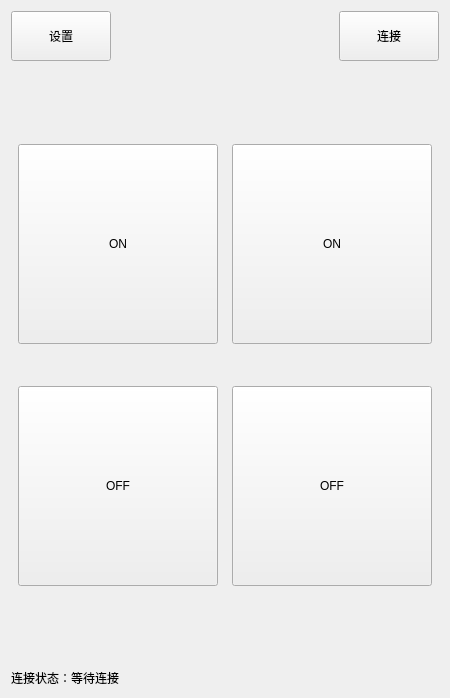
Above: widget.ui from zztlvmyx1314/ControlAPP before the change. Below: the same form after it.
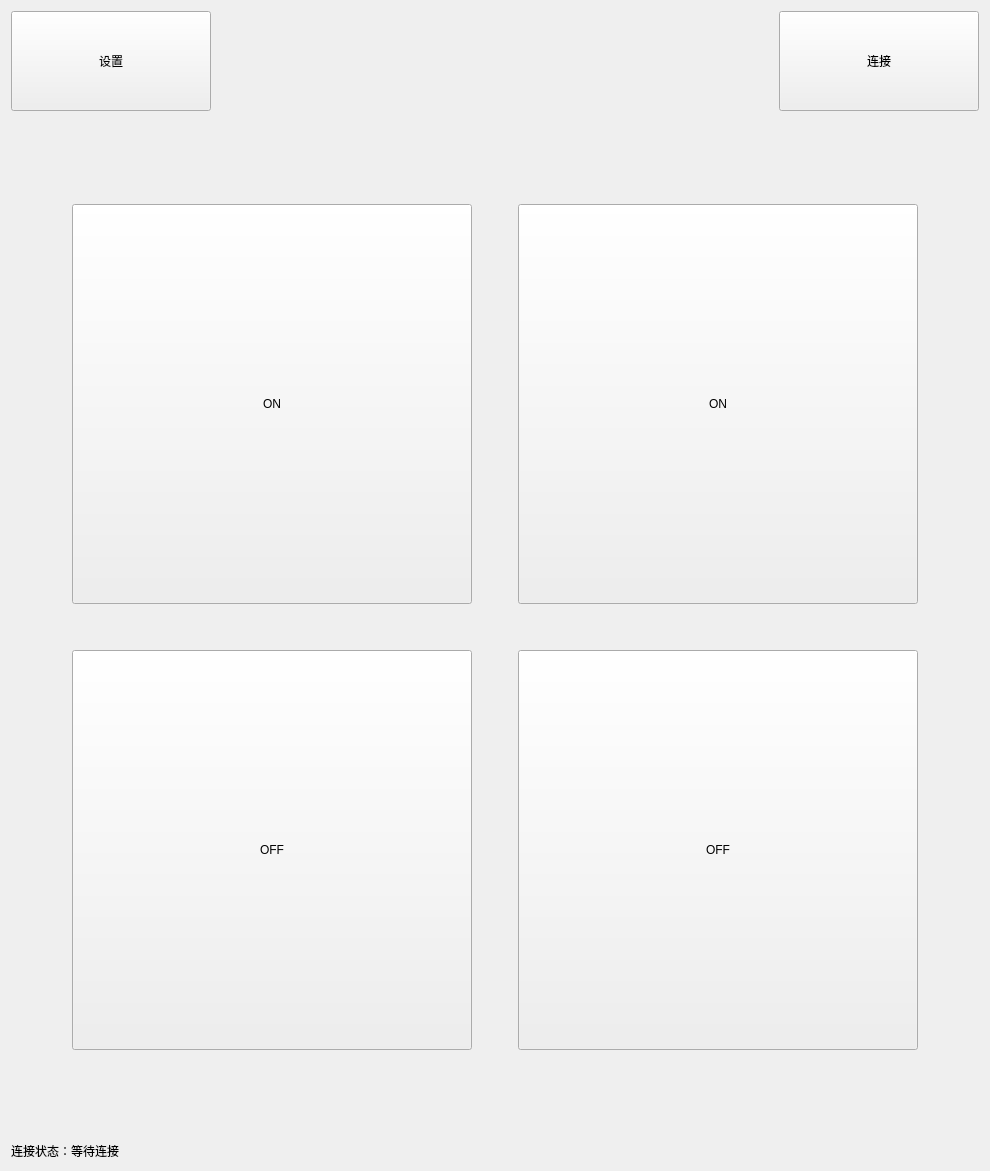
That is the form after the change.

Patch:
```diff
--- a/widget.ui
+++ b/widget.ui
@@ -6,8 +6,8 @@
    <rect>
     <x>0</x>
     <y>0</y>
-    <width>450</width>
-    <height>698</height>
+    <width>990</width>
+    <height>1171</height>
    </rect>
   </property>
   <property name="windowTitle">
@@ -20,14 +20,14 @@
       <widget class="QPushButton" name="set">
        <property name="minimumSize">
         <size>
-         <width>100</width>
-         <height>50</height>
+         <width>200</width>
+         <height>100</height>
         </size>
        </property>
        <property name="maximumSize">
         <size>
-         <width>100</width>
-         <height>50</height>
+         <width>200</width>
+         <height>100</height>
         </size>
        </property>
        <property name="text">
@@ -52,14 +52,14 @@
       <widget class="QPushButton" name="conntobroker">
        <property name="minimumSize">
         <size>
-         <width>100</width>
-         <height>50</height>
+         <width>200</width>
+         <height>100</height>
         </size>
        </property>
        <property name="maximumSize">
         <size>
-         <width>100</width>
-         <height>50</height>
+         <width>200</width>
+         <height>100</height>
         </size>
        </property>
        <property name="text">
@@ -105,14 +105,14 @@
           <widget class="QPushButton" name="lts">
            <property name="minimumSize">
             <size>
-             <width>200</width>
-             <height>200</height>
+             <width>400</width>
+             <height>400</height>
             </size>
            </property>
            <property name="maximumSize">
             <size>
-             <width>200</width>
-             <height>200</height>
+             <width>400</width>
+             <height>400</height>
             </size>
            </property>
            <property name="styleSheet">
@@ -146,14 +146,14 @@
           <widget class="QPushButton" name="lbs">
            <property name="minimumSize">
             <size>
-             <width>200</width>
-             <height>200</height>
+             <width>400</width>
+             <height>400</height>
             </size>
            </property>
            <property name="maximumSize">
             <size>
-             <width>200</width>
-             <height>200</height>
+             <width>400</width>
+             <height>400</height>
             </size>
            </property>
            <property name="styleSheet">
@@ -185,14 +185,14 @@
           <widget class="QPushButton" name="rts">
            <property name="minimumSize">
             <size>
-             <width>200</width>
-             <height>200</height>
+             <width>400</width>
+             <height>400</height>
             </size>
            </property>
            <property name="maximumSize">
             <size>
-             <width>200</width>
-             <height>200</height>
+             <width>400</width>
+             <height>400</height>
             </size>
            </property>
            <property name="styleSheet">
@@ -221,14 +221,14 @@
           <widget class="QPushButton" name="rbs">
            <property name="minimumSize">
             <size>
-             <width>200</width>
-             <height>200</height>
+             <width>400</width>
+             <height>400</height>
             </size>
            </property>
            <property name="maximumSize">
             <size>
-             <width>200</width>
-             <height>200</height>
+             <width>400</width>
+             <height>400</height>
             </size>
            </property>
            <property name="styleSheet">
```
